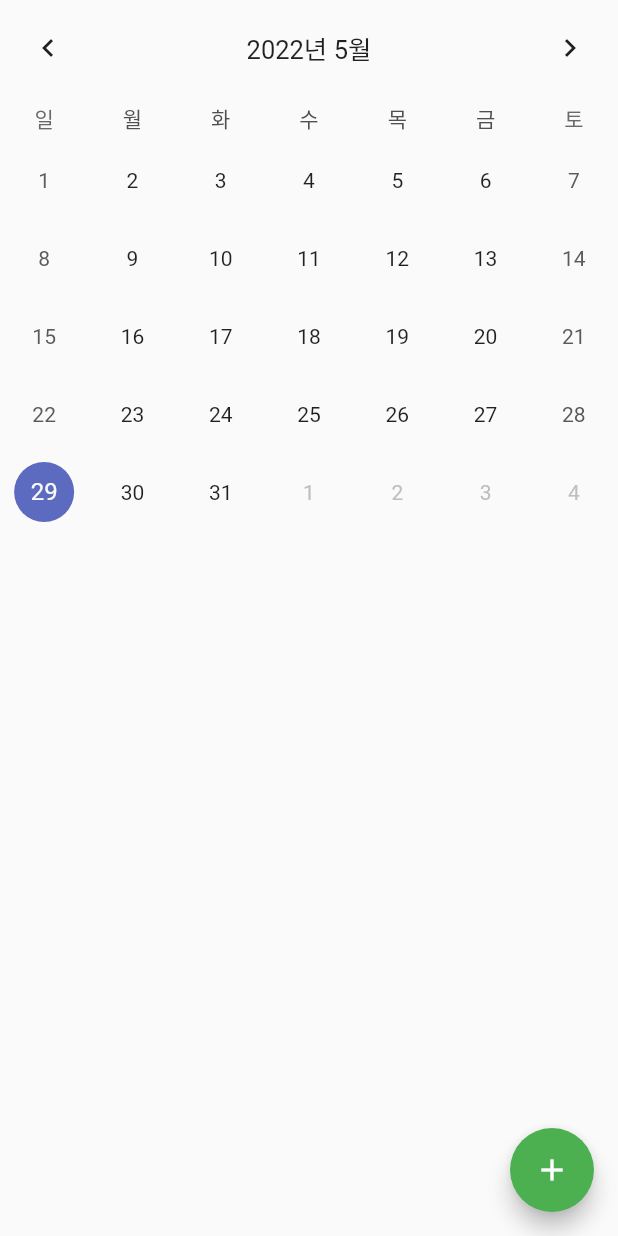
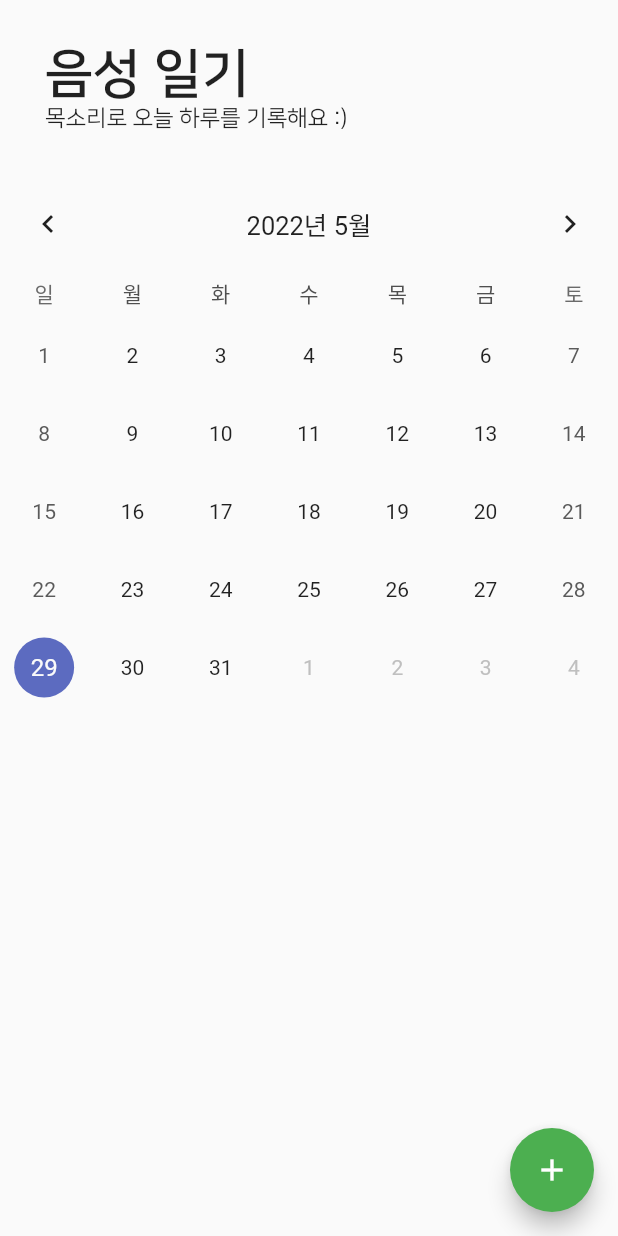
Before and after one commit to happycastle114/newbie_project, a Flutter app: the CalendarWidget screen opened directly, on a phone screen of 412 x 824 dp. Run offline on Flutter 3.47's test engine with Material 2 defaults, Android fonts, the phone set to English and light mode, and no system bars; drawn by our look-alikes of table_calendar; our stand-ins replace audioplayers, cloud_firestore, firebase_core, firebase_storage, flutter_hooks, flutter_secure_storage and 3 more; missing offline and left inert: cloud_firestore_web, firebase_core_web, firebase_storage_web, flutter_secure_storage_web, kakao_flutter_sdk, kakao_flutter_sdk_auth and 5 more; accounts and stored records are empty; generated files the repository leaves out were written again; statements that could not run were skipped.

Commit message:
디자인 수정

```diff
--- a/lib/calendar.dart
+++ b/lib/calendar.dart
@@ -65,6 +65,25 @@ class CalendarWidget extends HookWidget {
         body: SafeArea(
             child: Column(
           children: [
+            Padding(
+                padding: EdgeInsets.all(30),
+                child: SizedBox(
+                    width: MediaQuery.of(context).size.width - 40,
+                    child: Column(
+                      crossAxisAlignment: CrossAxisAlignment.start,
+                      children: [
+                        Text("음성 일기",
+                            style: TextStyle(
+                                fontFamily: 'NanumSquare',
+                                fontSize: 35,
+                                fontWeight: FontWeight.w700)),
+                        Text(
+                          "목소리로 오늘 하루를 기록해요 :)",
+                          style: TextStyle(
+                              fontSize: 15, fontFamily: 'NanumSquare'),
+                        )
+                      ],
+                    ))),
             TableCalendar(
               eventLoader: (day) {
                 for (Diary diary in diaries.value) {
@@ -93,9 +112,7 @@ class CalendarWidget extends HookWidget {
               headerStyle: const HeaderStyle(
                   formatButtonVisible: false, titleCentered: true),
             ),
-            SizedBox(
-              width: MediaQuery.of(context).size.width,
-              height: 100,
+            Expanded(
               child: _listBuilder(
                   diaries.value
                       .map((diary) {
--- a/lib/recordVoice.dart
+++ b/lib/recordVoice.dart
@@ -61,6 +61,7 @@ class RecordVoice extends HookWidget {
               ),
             ),
             ElevatedButton(
+              style: ButtonStyle(),
               child: Text(isRecord.value ? 'Stop' : 'Record'),
               onPressed: () async {
                 if (await record.isRecording()) {
--- a/lib/utils/getPost.dart
+++ b/lib/utils/getPost.dart
@@ -42,6 +42,7 @@ class PostDatabase {
 
   Future<void> remove(Post post) {
     return _instance.get().then((value) {
+      print("REMOVE CALLED!");
       value.removeWhere((p) => post.id == p.id);
       _db.collection('user').doc("post").set({
         'diaries': value.map((e) => e.toMap()).toList(),
```
Also changed, not shown: lib/board.dart (+37 -5 lines), lib/widgets/postCard.dart (+15 -7 lines).
